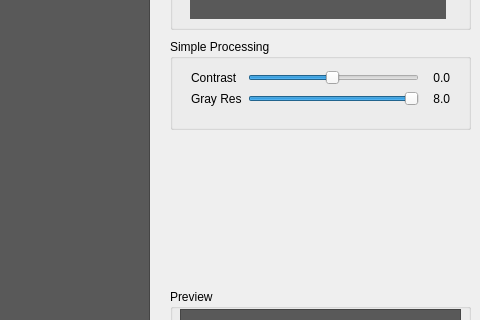
The window that simpleProcessing/mainwindow.ui (KKyang/Image-Processing) describes before a commit, drawn with Qt 5; both pictures show x 800 to 1280 and y 159 to 479 of the 1280 by 720 pixel window.
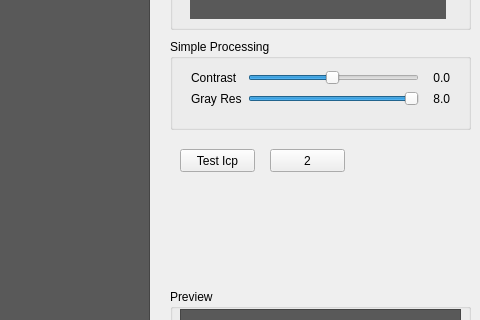
The same window after the commit. Icons and pictures are not drawn. Custom widgets are drawn as their Qt base class.

Patch:
```diff
--- a/simpleProcessing/mainwindow.ui
+++ b/simpleProcessing/mainwindow.ui
@@ -241,6 +241,32 @@
      </property>
     </widget>
    </widget>
+   <widget class="QPushButton" name="pushButton">
+    <property name="geometry">
+     <rect>
+      <x>980</x>
+      <y>260</y>
+      <width>75</width>
+      <height>23</height>
+     </rect>
+    </property>
+    <property name="text">
+     <string>Test Icp</string>
+    </property>
+   </widget>
+   <widget class="QPushButton" name="pushButton_2">
+    <property name="geometry">
+     <rect>
+      <x>1070</x>
+      <y>260</y>
+      <width>75</width>
+      <height>23</height>
+     </rect>
+    </property>
+    <property name="text">
+     <string>2</string>
+    </property>
+   </widget>
   </widget>
   <widget class="QMenuBar" name="menuBar">
    <property name="geometry">
```
